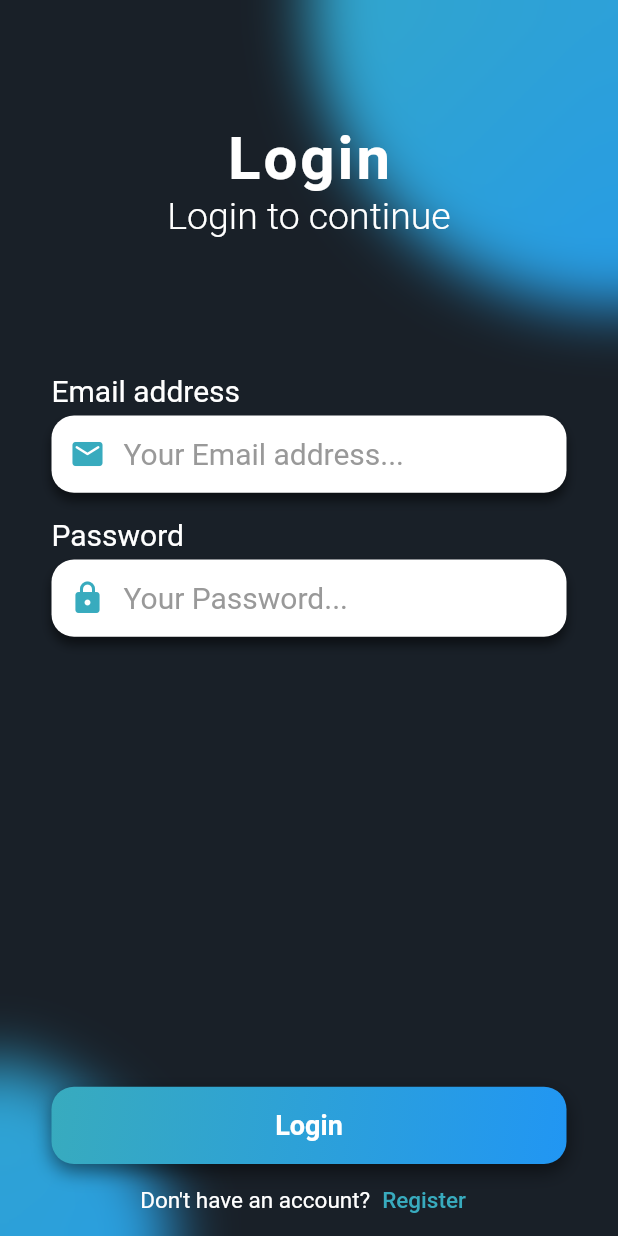
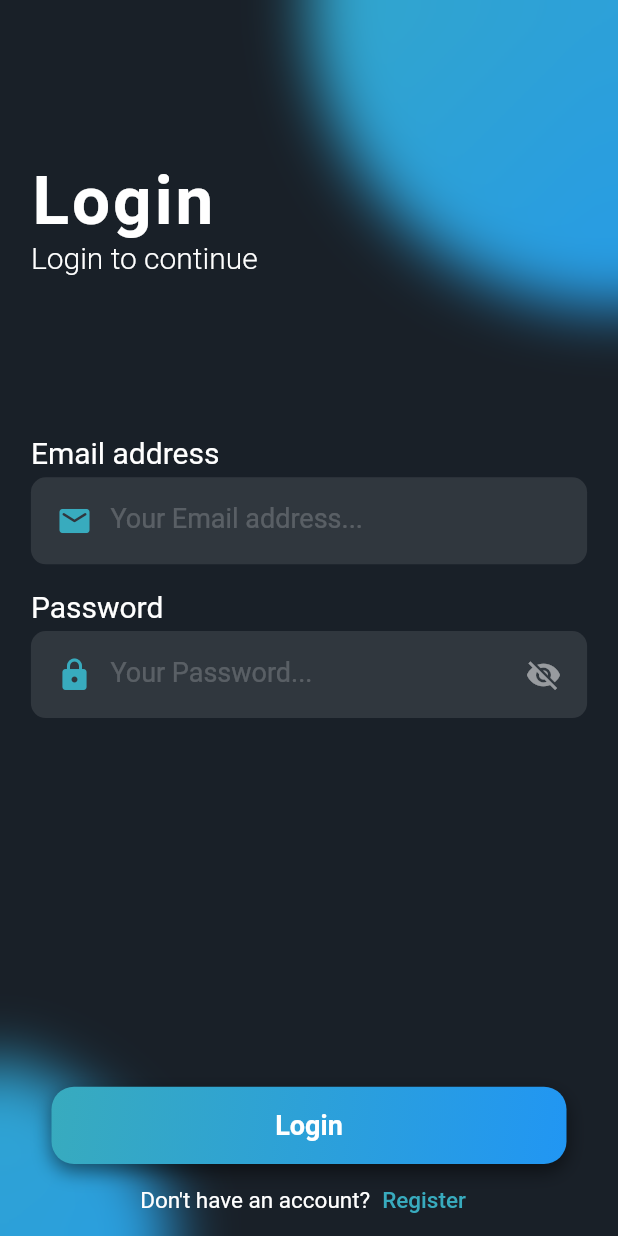
Before and after one commit to Attacne/Mobile-Development_C23-PS124, a Flutter app: the Login screen opened directly, on a phone screen of 412 x 824 dp. Run offline on Flutter 3.47's test engine with Material 2 defaults, Android fonts, the phone set to English and light mode, and no system bars; our stand-ins replace image_picker, shared_preferences; accounts and stored records are empty.

Commit message:
set shared_preferences

```diff
--- a/lib/main.dart
+++ b/lib/main.dart
@@ -10,6 +10,7 @@ import 'package:attacne/screens/nav_bar.dart';
 import 'package:attacne/screens/profile.dart';
 import 'package:attacne/screens/register.dart';
 import 'package:attacne/services/provider.dart';
+import 'package:attacne/services/shared_preferences.dart';
 import 'package:attacne/services/strings_id.dart';
 import 'package:attacne/widgets/loading.dart';
 import 'package:flutter/material.dart';
--- a/lib/screens/home.dart
+++ b/lib/screens/home.dart
@@ -2,6 +2,7 @@ import 'package:attacne/models/acneAdapter.dart';
 import 'package:attacne/screens/detail_info.dart';
 import 'package:attacne/services/colors.dart';
 import 'package:attacne/services/provider.dart';
+import 'package:attacne/services/shared_preferences.dart';
 import 'package:attacne/services/strings_en.dart';
 import 'package:attacne/services/strings_id.dart';
 import 'package:attacne/services/variabels.dart';
@@ -28,6 +29,7 @@ class _HomeState extends State<Home> {
     CardExtended card2 = read(c).fixedLang == 'Indonesia' ? CardExtended(headCardHome_id[2], titleCardHome_id[2]) : CardExtended(headCardHome_en[2], titleCardHome_en[2]);
     CardExtended card3 = read(c).fixedLang == 'Indonesia' ? CardExtended(headCardHome_id[3], titleCardHome_id[3]) : CardExtended(headCardHome_en[3], titleCardHome_en[3]);
     CardExtended card4 = read(c).fixedLang == 'Indonesia' ? CardExtended(headCardHome_id[4], titleCardHome_id[4]) : CardExtended(headCardHome_en[4], titleCardHome_en[4]);
+
     return Scaffold(
       body: Stack(
         children: [
--- a/lib/screens/login.dart
+++ b/lib/screens/login.dart
@@ -1,6 +1,7 @@
 import 'package:attacne/screens/nav_bar.dart';
 import 'package:attacne/screens/register.dart';
 import 'package:attacne/services/colors.dart';
+import 'package:attacne/services/shared_preferences.dart';
 import 'package:attacne/services/strings_en.dart';
 import 'package:attacne/services/strings_id.dart';
 import 'package:attacne/services/variabels.dart';
@@ -16,6 +17,18 @@ class Login extends StatefulWidget {
 
 class _LoginState extends State<Login> with TickerProviderStateMixin {
   String? value_email = null, value_pass = null;
+
+  @override
+  void initState() {
+    // TODO: implement initState
+    super.initState();
+    loadValue();
+  }
+
+  loadValue() async {
+    create(context).setFixedLang(await SharedP.getLang('lang'));
+    create(context).setFixedTheme(context, await SharedP.getTheme('theme'));
+  }
 
   @override
   Widget build(BuildContext c) {
@@ -57,22 +70,23 @@ class _LoginState extends State<Login> with TickerProviderStateMixin {
                 physics: const BouncingScrollPhysics(),
                 children: [
                   Column(
-                    crossAxisAlignment: CrossAxisAlignment.center,
                     children: [
-                      Container(height: size(c).height * .1),
-                      Text(
-                        read(c).fixedLang == 'Indonesia' ? login_id : login_en,
-                        style: TextStyle(color: Cw, fontSize: 40, fontWeight: bold, letterSpacing: 2, wordSpacing: 4),
-                      ),
-                      Text(
-                        read(c).fixedLang == 'Indonesia' ? subTitleLogin_id : subTitleLogin_en,
-                        style: TextStyle(color: Cw, fontSize: 25, fontWeight: FontWeight.w300),
+                      Container(
+                        padding: EdgeInsets.symmetric(horizontal: size(c).width * .05, vertical: size(c).height * .13),
+                        width: size(c).width,
+                        child: Column(
+                          crossAxisAlignment: CrossAxisAlignment.start,
+                          children: [
+                            Text(read(c).fixedLang == 'Indonesia' ? login_id : login_en, style: TextStyle(color: Cw, fontSize: 45, fontWeight: bold, letterSpacing: 2, wordSpacing: 4)),
+                            Text(read(c).fixedLang == 'Indonesia' ? subTitleLogin_id : subTitleLogin_en, style: TextStyle(color: Cw, fontSize: 20, fontWeight: FontWeight.w300)),
+                          ],
+                        ),
                       ),
                       Column(
                         crossAxisAlignment: CrossAxisAlignment.start,
                         children: [
                           Padding(
-                            padding: EdgeInsets.only(top: size(c).height * .11, bottom: 5),
+                            padding: EdgeInsets.only(bottom: 5),
                             child: Text(
                               read(c).fixedLang == 'Indonesia' ? emailLogin_id : emailLogin_en,
                               style: TextStyle(color: Cw, fontSize: 20),
@@ -110,16 +124,14 @@ class _LoginState extends State<Login> with TickerProviderStateMixin {
               children: [
                 Text(
                   read(c).fixedLang == 'Indonesia' ? infoLogin_id : infoLogin_en,
-                  style: TextStyle(color: Cw, fontSize: 15),
+                  style: TextStyle(color: read(c).fixTheme ? Cw : Cw.withOpacity(.5), fontSize: 15),
                 ),
                 TextButton(
-                  style: ButtonStyle(
-                    overlayColor: MaterialStateProperty.all(Colors.transparent),
-                  ),
+                  style: ButtonStyle(overlayColor: MaterialStateProperty.all(Colors.transparent)),
                   onPressed: () => open(c, Register()),
                   child: Text(
                     read(c).fixedLang == 'Indonesia' ? btnSignUp_id : btnSignUp_en,
-                    style: TextStyle(color: C1, fontSize: 15),
+                    style: TextStyle(color: read(c).fixTheme ? C1 : Cw, fontSize: 15),
                   ),
                 ),
               ],
--- /dev/null
+++ b/lib/services/shared_preferences.dart
@@ -0,0 +1,29 @@
+import 'dart:async';
+import 'package:shared_preferences/shared_preferences.dart';
+
+class SharedP {
+  // Instalasi
+  static Future<SharedPreferences> prefs() async => await SharedPreferences.getInstance();
+
+//--------------------------------------------------------------------------------------------------------
+//--------------------------------------------------------------------------------------------------------
+
+  // set awal ketika pembuatan value
+  static Future setTheme(String key, String value) async => (await prefs()).setString(key, value);
+
+  // pengambilan nilai yang telah di buat
+  static Future<String> getTheme(String key) async => (await prefs()).getString(key) ?? 'LightTheme';
+
+//--------------------------------------------------------------------------------------------------------
+//--------------------------------------------------------------------------------------------------------
+
+  // set awal ketika pembuatan value
+  static Future setLang(String key, String value) async => (await prefs()).setString(key, value);
+
+  // pengambilan nilai yang telah di buat
+  static Future<String> getLang(String key) async => (await prefs()).getString(key) ?? 'English';
+
+//--------------------------------------------------------------------------------------------------------
+  // menghapus nilai yang telah dibuat
+  static Future remove(String key) async => (await prefs()).remove(key);
+}
--- a/lib/widgets/widgets.dart
+++ b/lib/widgets/widgets.dart
@@ -59,30 +59,35 @@ Widget card(BuildContext c, String image, String title, {dynamic dest}) {
 // TextField dengan background putih
 Widget inputData(BuildContext c, IconData icon, String hintText, bool isPassword, bool isEmail) {
   return Container(
-    height: size(c).width / 8,
-    width: size(c).width / 1.2,
-    alignment: Alignment.center,
-    decoration: BoxDecoration(
-      color: Cw,
-      borderRadius: rounded(15),
-      boxShadow: [
-        BoxShadow(color: Cb.withOpacity(.5), blurRadius: 5, offset: const Offset(0, 5)),
-      ],
-    ),
+    width: size(c).width * .9,
+    padding: EdgeInsets.symmetric(vertical: 5, horizontal: 5),
+    decoration: BoxDecoration(color: Cw.withOpacity(.1), borderRadius: rounded(10)),
     child: TextField(
-      style: TextStyle(fontSize: 20, color: Cb),
-      obscureText: isPassword,
-      onChanged: (text) {},
+      style: TextStyle(fontSize: 18, color: Cw),
+      obscureText: isPassword
+          ? read(c).isHidePass
+              ? true
+              : false
+          : isPassword,
+      onSubmitted: (text) {},
       keyboardType: isEmail ? TextInputType.emailAddress : TextInputType.text,
       decoration: InputDecoration(
-        prefixIcon: Icon(
-          icon,
-          color: C1,
-        ),
+        suffixIcon: isPassword
+            ? IconButton(
+                padding: EdgeInsets.zero,
+                splashRadius: 1,
+                onPressed: () => create(c).passSet(),
+                icon: Icon(
+                  read(c).isHidePass ? Icons.visibility_off : Icons.visibility,
+                  color: read(c).isHidePass ? Cw.withOpacity(.5) : C1,
+                ),
+              )
+            : null,
+        prefixIcon: Icon(icon, color: C1),
         border: InputBorder.none,
         hintMaxLines: 1,
         hintText: hintText,
-        hintStyle: const TextStyle(fontSize: 20, color: Color(0xff999999)),
+        hintStyle: TextStyle(fontSize: 18, color: Cw.withOpacity(.2)),
       ),
     ),
   );
```
Also changed, not shown: lib/screens/change_language.dart (+29 -7 lines), lib/screens/change_theme.dart (+30 -8 lines), lib/screens/detail_profile.dart (+5 -3 lines), lib/screens/detail_scan.dart (+11 -25 lines), lib/screens/nav_bar.dart (+13 -0 lines), lib/screens/register.dart (+32 -41 lines), lib/services/provider.dart (+18 -21 lines), lib/services/strings_en.dart (+8 -57 lines), lib/services/strings_id.dart (+0 -58 lines), lib/services/variabels.dart (+58 -0 lines), pubspec.yaml (+10 -7 lines), lib/databases/database_local.dart (added), pubspec.lock.
